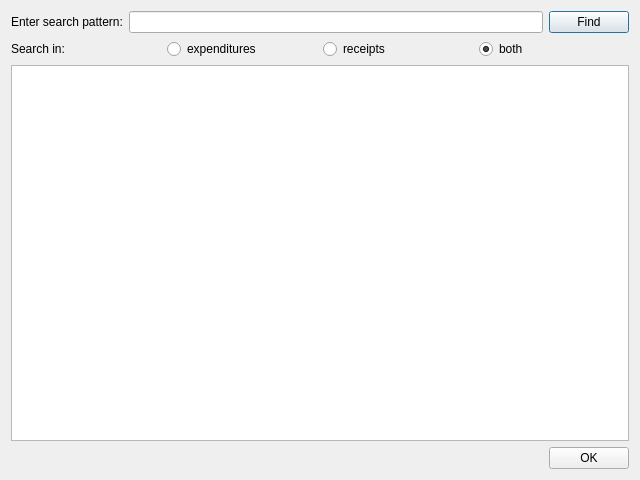
Before: the Qt Designer form src/gui/ui/searchdialog.ui in pylipp/financeager, drawn with Qt 5.
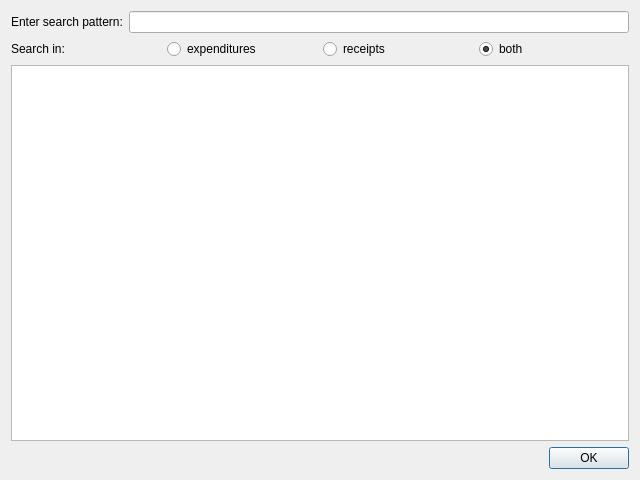
After: the same form once the commit is applied.

Commit message: Implemented 'on-the-fly' search while typing. Hence FindButton of SearchDialog is obsolete.

Diff of the .ui file:
```diff
--- a/src/gui/ui/searchdialog.ui
+++ b/src/gui/ui/searchdialog.ui
@@ -26,16 +26,6 @@
      <item>
       <widget class="QLineEdit" name="lineEdit"/>
      </item>
-     <item>
-      <widget class="QPushButton" name="findButton">
-       <property name="text">
-        <string>Find</string>
-       </property>
-       <property name="default">
-        <bool>true</bool>
-       </property>
-      </widget>
-     </item>
     </layout>
    </item>
    <item>
```
The commit also changes 1 other file.
